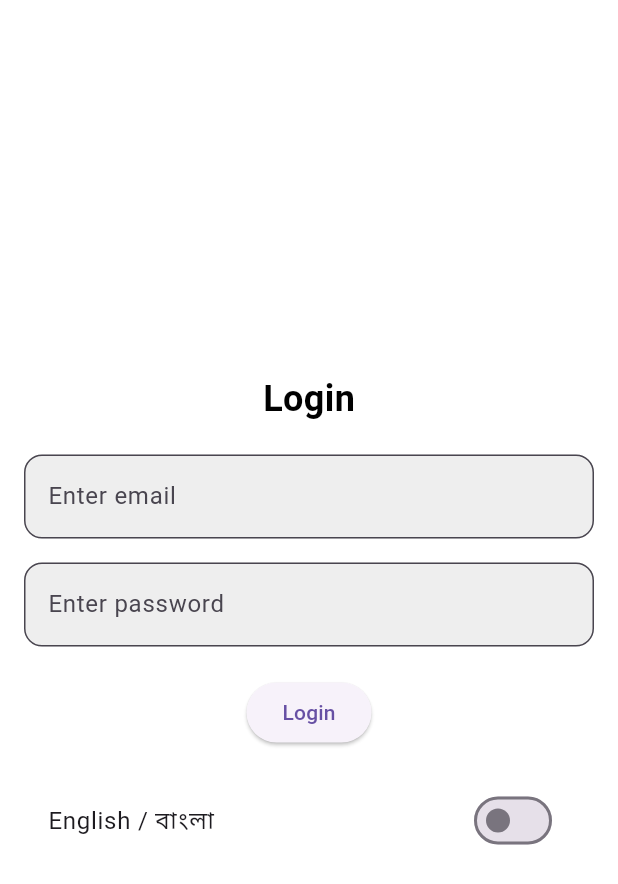
After one commit to mehernigar17/flutter_Practice, a Flutter app: the LoginPage screen opened directly, on a phone screen of 412 x 824 dp. The commit adds this screen. Shown: the top 884 px of the screen. Run offline on Flutter 3.47's test engine with Material 3 defaults, Android fonts, the phone set to English and light mode, and no system bars; our stand-ins replace google_fonts.

Commit message:
before clickable

```diff
--- /dev/null
+++ b/lib/login.dart
@@ -0,0 +1,77 @@
+import 'package:flutter/material.dart';
+import 'package:provider/provider.dart';
+import 'appstate.dart';
+
+class LoginPage extends StatelessWidget {
+  const LoginPage({super.key});
+
+  @override
+  Widget build(BuildContext context) {
+    return Scaffold(
+      body: Consumer<AppState>(
+        builder: (context, appState, child) {
+          return Container(
+            color: appState.isDarkMode ? Colors.black : Colors.white,
+            padding: const EdgeInsets.all(16),
+            child: Column(
+              mainAxisAlignment: MainAxisAlignment.center,
+              children: [
+                Text(
+                  appState.isBangla ? "লগইন করুন" : "Login",
+                  style: TextStyle(
+                    fontSize: 24,
+                    fontWeight: FontWeight.bold,
+                    color: appState.isDarkMode ? Colors.white : Colors.black,
+                  ),
+                ),
+                const SizedBox(height: 20),
+                TextField(
+                  decoration: InputDecoration(
+                    hintText: appState.isBangla ? "ইমেইল লিখুন" : "Enter email",
+                    filled: true,
+                    fillColor: appState.isDarkMode ? Colors.grey[800] : Colors.grey[200],
+                    border: OutlineInputBorder(
+                      borderRadius: BorderRadius.circular(12),
+                    ),
+                  ),
+                  style: TextStyle(
+                    color: appState.isDarkMode ? Colors.white : Colors.black,
+                  ),
+                ),
+                const SizedBox(height: 16),
+                TextField(
+                  obscureText: true,
+                  decoration: InputDecoration(
+                    hintText: appState.isBangla ? "পাসওয়ার্ড লিখুন" : "Enter password",
+                    filled: true,
+                    fillColor: appState.isDarkMode ? Colors.grey[800] : Colors.grey[200],
+                    border: OutlineInputBorder(
+                      borderRadius: BorderRadius.circular(12),
+                    ),
+                  ),
+                  style: TextStyle(
+                    color: appState.isDarkMode ? Colors.white : Colors.black,
+                  ),
+                ),
+                const SizedBox(height: 20),
+                ElevatedButton(
+                  onPressed: () {
+                    // Login logic
+                  },
+                  child: Text(appState.isBangla ? "লগইন" : "Login"),
+                ),
+                const SizedBox(height: 20),
+                // Language switch
+                SwitchListTile(
+                  title: Text(appState.isBangla ? "বাংলা / English" : "English / বাংলা"),
+                  value: appState.isBangla,
+                  onChanged: appState.setLanguage,
+                ),
+              ],
+            ),
+          );
+        },
+      ),
+    );
+  }
+}
--- a/lib/main.dart
+++ b/lib/main.dart
@@ -17,8 +17,8 @@ class MyApp extends StatelessWidget {
 
   @override
   Widget build(BuildContext context) {
-    final appState = Provider.of<AppState>(context);
-
+    return Consumer<AppState>(
+      builder: (context, appState, child) {
         return MaterialApp(
           debugShowCheckedModeBanner: false,
           theme: ThemeData(
@@ -27,5 +27,7 @@ class MyApp extends StatelessWidget {
           ),
           home: const DarkMood(),
         );
+      },
+    );
   }
 }
```
Also changed, not shown: lib/appdrawer.dart (added, +78 -0 lines), lib/darkmood.dart (+29 -86 lines). Lines whose indentation alone changed are shown as unchanged.
